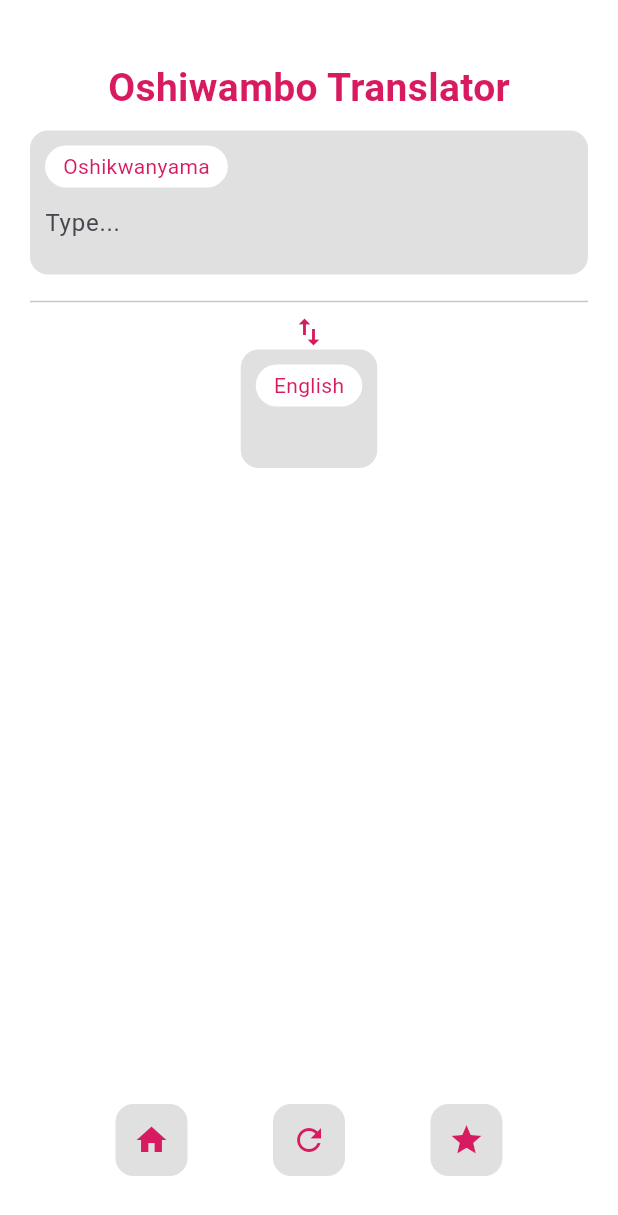
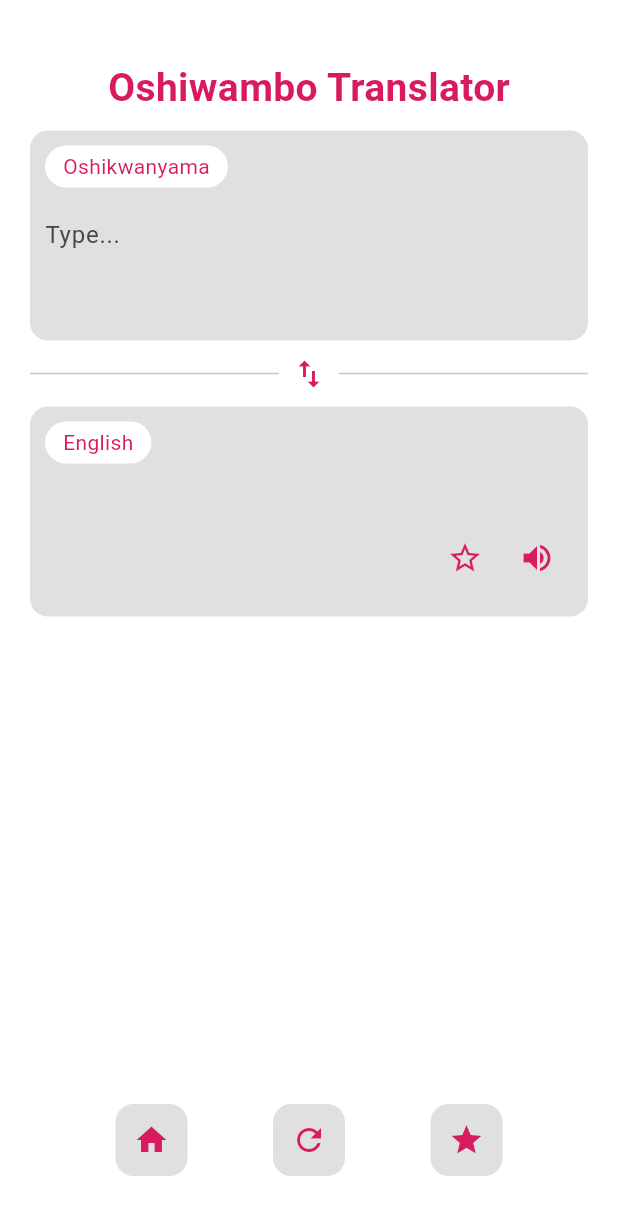
Before and after one commit to emmyetah/Oshiwambo_Translator, a Flutter app: the HomeOshiToEng screen opened by its route, on a phone screen of 412 x 824 dp. Shown: the top 1215 px of the screen. Run offline on Flutter 3.47's test engine with Material 3 defaults, Android fonts, the phone set to English and light mode, and no system bars; our stand-ins replace intl_phone_field, pin_code_fields.

Commit message:
Updated layput of both home pages & fixed bug on favourites page that wouldn't allow you to return to home page

```diff
--- a/lib/views/home_oshitoeng.dart
+++ b/lib/views/home_oshitoeng.dart
@@ -14,6 +14,7 @@ class _HomeOshiToEngState extends State<HomeOshiToEng> {
 
   String englishText = '';
   bool _loaded = false;
+  bool isFav = false;
 
   @override
   void initState() {
@@ -23,16 +24,27 @@ class _HomeOshiToEngState extends State<HomeOshiToEng> {
     });
   }
 
-  void _translateOshiToEng(String value) {
+  void _translate(String value) {
     if (!_loaded) return;
     final phrase = viewModel.searchByOshikwanyama(value);
     setState(() {
       englishText = phrase?.english ?? 'Not found';
+      isFav = false;
+    });
+  }
+
+  void _reset() {
+    setState(() {
+      oshiController.clear();
+      englishText = '';
+      isFav = false;
     });
   }
 
   @override
   Widget build(BuildContext context) {
+    final pink = Colors.pink[600];
+
     return Scaffold(
       backgroundColor: Colors.white,
       body: Padding(
@@ -41,74 +53,71 @@ class _HomeOshiToEngState extends State<HomeOshiToEng> {
           children: [
             Text(
               'Oshiwambo Translator',
-              style: TextStyle(
-                fontSize: 26,
-                fontWeight: FontWeight.bold,
-                color: Colors.pink[600],
-              ),
+              style: TextStyle(fontSize: 26, fontWeight: FontWeight.bold, color: pink),
             ),
             const SizedBox(height: 10),
 
-            // Oshikwanyama input
-            Container(
-              decoration: BoxDecoration(
-                color: Colors.grey[300],
-                borderRadius: BorderRadius.circular(12),
-              ),
-              padding: const EdgeInsets.all(10),
-              child: Column(
-                crossAxisAlignment: CrossAxisAlignment.start,
-                children: [
-                  Container(
-                    padding: const EdgeInsets.symmetric(horizontal: 12, vertical: 4),
-                    decoration: BoxDecoration(
-                      color: Colors.white,
-                      borderRadius: BorderRadius.circular(20),
-                    ),
-                    child: Text('Oshikwanyama', style: TextStyle(color: Colors.pink[600])),
-                  ),
-                  TextField(
-                    controller: oshiController,
-                    decoration: const InputDecoration(
-                      hintText: 'Type...',
-                      border: InputBorder.none,
-                    ),
-                    textInputAction: TextInputAction.done,
-                    onSubmitted: _translateOshiToEng,
-                    onEditingComplete: () =>
-                        _translateOshiToEng(oshiController.text),
-                    onTapOutside: (_) => FocusScope.of(context).unfocus(),
-                  ),
-                ],
+            // Oshikwanyama INPUT
+            _LabeledPanel(
+              label: 'Oshikwanyama',
+              labelColor: pink!,
+              child: TextField(
+                controller: oshiController,
+                decoration: const InputDecoration(
+                  hintText: 'Type...',
+                  border: InputBorder.none,
+                ),
+                textInputAction: TextInputAction.done,
+                onSubmitted: _translate,
+                onEditingComplete: () => _translate(oshiController.text),
               ),
             ),
 
             const SizedBox(height: 10),
-            const Divider(thickness: 1),
-            Icon(Icons.swap_vert, color: Colors.pink[600]),
 
-            // English output
-            Container(
-              decoration: BoxDecoration(
-                color: Colors.grey[300],
-                borderRadius: BorderRadius.circular(12),
-              ),
-              padding: const EdgeInsets.all(10),
+            // Divider + swap
+            Row(
+              children: [
+                const Expanded(child: Divider(thickness: 1)),
+                GestureDetector(
+                  onTap: () => Navigator.pushReplacementNamed(context, '/home_eng'),
+                  child: Padding(
+                    padding: const EdgeInsets.symmetric(horizontal: 8),
+                    child: Icon(Icons.swap_vert, color: pink),
+                  ),
+                ),
+                const Expanded(child: Divider(thickness: 1)),
+              ],
+            ),
+
+            const SizedBox(height: 10),
+
+            // English OUTPUT
+            _LabeledPanel(
+              label: 'English',
+              labelColor: pink,
               child: Column(
                 crossAxisAlignment: CrossAxisAlignment.start,
                 children: [
-                  Container(
-                    padding: const EdgeInsets.symmetric(horizontal: 12, vertical: 4),
-                    decoration: BoxDecoration(
-                      color: Colors.white,
-                      borderRadius: BorderRadius.circular(20),
-                    ),
-                    child: Text('English', style: TextStyle(color: Colors.pink[600])),
-                  ),
+                  Text(englishText, style: const TextStyle(fontSize: 16)),
                   const SizedBox(height: 8),
-                  Text(
-                    englishText,
-                    style: const TextStyle(fontSize: 16),
+                  Row(
+                    mainAxisAlignment: MainAxisAlignment.end,
+                    children: [
+                      IconButton(
+                        tooltip: isFav ? 'Unfavourite' : 'Favourite',
+                        icon: Icon(isFav ? Icons.star : Icons.star_border,
+                            color: isFav ? pink : Colors.pink[600]),
+                        onPressed: () => setState(() => isFav = !isFav),
+                      ),
+                      IconButton(
+                        tooltip: 'Play audio',
+                        icon: Icon(Icons.volume_up, color: pink),
+                        onPressed: () {
+                          // TODO: play audio
+                        },
+                      ),
+                    ],
                   ),
                 ],
               ),
@@ -119,14 +128,9 @@ class _HomeOshiToEngState extends State<HomeOshiToEng> {
             Row(
               mainAxisAlignment: MainAxisAlignment.spaceEvenly,
               children: [
-                _navBtn(Icons.home, () {}),
-                _navBtn(Icons.refresh, () {
-                  setState(() {
-                    oshiController.clear();
-                    englishText = '';
-                  });
-                }),
-                _navBtn(Icons.star, () {
+                _navBtn(icon: Icons.home, color: pink, onTap: () {}),
+                _navBtn(icon: Icons.refresh, color: pink, onTap: _reset),
+                _navBtn(icon: Icons.star, color: pink, onTap: () {
                   Navigator.pushNamed(context, '/favourites');
                 }),
               ],
@@ -137,15 +141,51 @@ class _HomeOshiToEngState extends State<HomeOshiToEng> {
     );
   }
 
-  Widget _navBtn(IconData icon, VoidCallback onTap) {
+  Widget _navBtn({required IconData icon, required Color? color, required VoidCallback onTap}) {
     return Container(
+      decoration: BoxDecoration(
+        color: Colors.grey.shade300,
+        borderRadius: BorderRadius.circular(12),
+      ),
+      child: IconButton(icon: Icon(icon, color: color), onPressed: onTap),
+    );
+  }
+}
+
+class _LabeledPanel extends StatelessWidget {
+  final String label;
+  final Color labelColor;
+  final Widget child;
+
+  const _LabeledPanel({
+    required this.label,
+    required this.labelColor,
+    required this.child,
+  });
+
+  @override
+  Widget build(BuildContext context) {
+    return Container(
+      constraints: const BoxConstraints(minHeight: 140),
       decoration: BoxDecoration(
         color: Colors.grey[300],
         borderRadius: BorderRadius.circular(12),
       ),
-      child: IconButton(
-        icon: Icon(icon, color: Colors.pink[600]),
-        onPressed: onTap,
+      padding: const EdgeInsets.all(10),
+      child: Column(
+        crossAxisAlignment: CrossAxisAlignment.start,
+        children: [
+          Container(
+            padding: const EdgeInsets.symmetric(horizontal: 12, vertical: 4),
+            decoration: BoxDecoration(
+              color: Colors.white,
+              borderRadius: BorderRadius.circular(20),
+            ),
+            child: Text(label, style: TextStyle(color: labelColor)),
+          ),
+          const SizedBox(height: 8),
+          child,
+        ],
       ),
     );
   }
```
Also changed, not shown: lib/views/favourites.dart (+34 -19 lines), lib/views/home_engtooshi.dart (+140 -57 lines).
